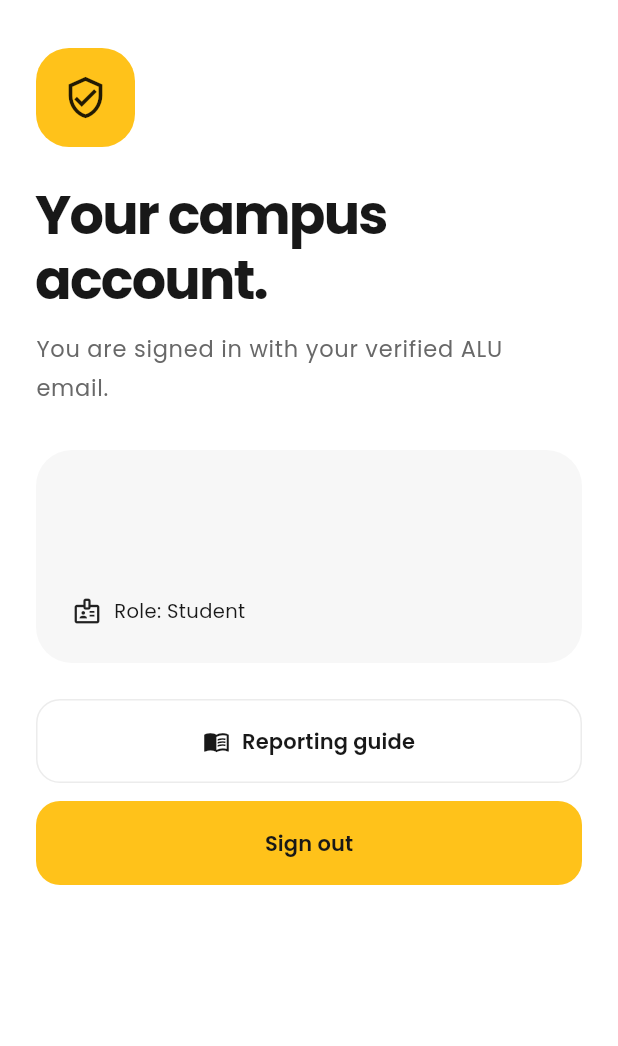
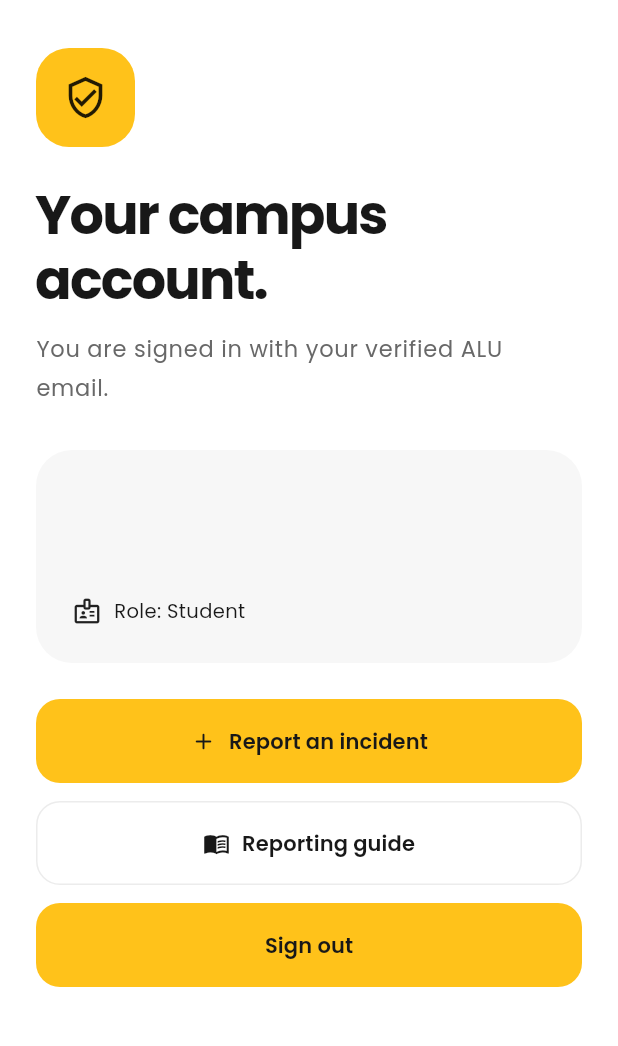
Before and after one commit to menes-ux/Campus-bobo, a Flutter app: the AccountScreen widget shown alone on an empty page, opened directly, on a phone screen of 412 x 824 dp, the part 99-1145 px from its top. Run offline on Flutter 3.47's test engine with Material 3 defaults, Android fonts, the phone set to English and light mode, and no system bars; our stand-ins replace cloud_firestore, firebase_auth, firebase_core; accounts and stored records are empty.

Commit message:
Connect incident reporting from verified accounts

```diff
--- a/lib/app.dart
+++ b/lib/app.dart
@@ -8,6 +8,8 @@ import 'features/auth/application/auth_controller.dart';
 import 'features/auth/data/firebase_auth_repository.dart';
 import 'features/auth/domain/auth_repository.dart';
 import 'features/auth/presentation/auth_gate.dart';
+import 'features/incidents/data/firestore_incident_repository.dart';
+import 'features/incidents/domain/incident_repository.dart';
 import 'features/profile/data/firestore_user_profile_repository.dart';
 import 'features/profile/domain/user_profile_repository.dart';
 
@@ -16,10 +18,12 @@ class CampusBoboApp extends StatelessWidget {
     super.key,
     this.authRepository,
     this.userProfileRepository,
+    this.incidentRepository,
   });
 
   final AuthRepository? authRepository;
   final UserProfileRepository? userProfileRepository;
+  final IncidentRepository? incidentRepository;
 
   @override
   Widget build(BuildContext context) {
@@ -35,6 +39,11 @@ class CampusBoboApp extends StatelessWidget {
               userProfileRepository ??
               FirestoreUserProfileRepository(FirebaseFirestore.instance),
         ),
+        Provider<IncidentRepository>(
+          create: (_) =>
+              incidentRepository ??
+              FirestoreIncidentRepository(FirebaseFirestore.instance),
+        ),
       ],
       child: MaterialApp(
         title: 'Campus Bobo',
--- a/lib/features/auth/presentation/account_screen.dart
+++ b/lib/features/auth/presentation/account_screen.dart
@@ -2,6 +2,7 @@ import 'package:flutter/material.dart';
 import 'package:provider/provider.dart';
 
 import '../../../core/theme/app_theme.dart';
+import '../../incidents/presentation/report_incident_screen.dart';
 import '../../welcome/reporting_guide_screen.dart';
 import '../../profile/domain/user_profile.dart';
 import '../application/auth_controller.dart';
@@ -45,6 +46,18 @@ class AccountScreen extends StatelessWidget {
           ),
         ),
         const SizedBox(height: 24),
+        FilledButton.icon(
+          onPressed: auth.isBusy
+              ? null
+              : () => Navigator.of(context).push(
+                  MaterialPageRoute<void>(
+                    builder: (_) => ReportIncidentScreen(reporter: profile),
+                  ),
+                ),
+          icon: const Icon(Icons.add_rounded),
+          label: const Text('Report an incident'),
+        ),
+        const SizedBox(height: 12),
         OutlinedButton.icon(
           onPressed: () => Navigator.of(context).push(
             MaterialPageRoute<void>(
```
